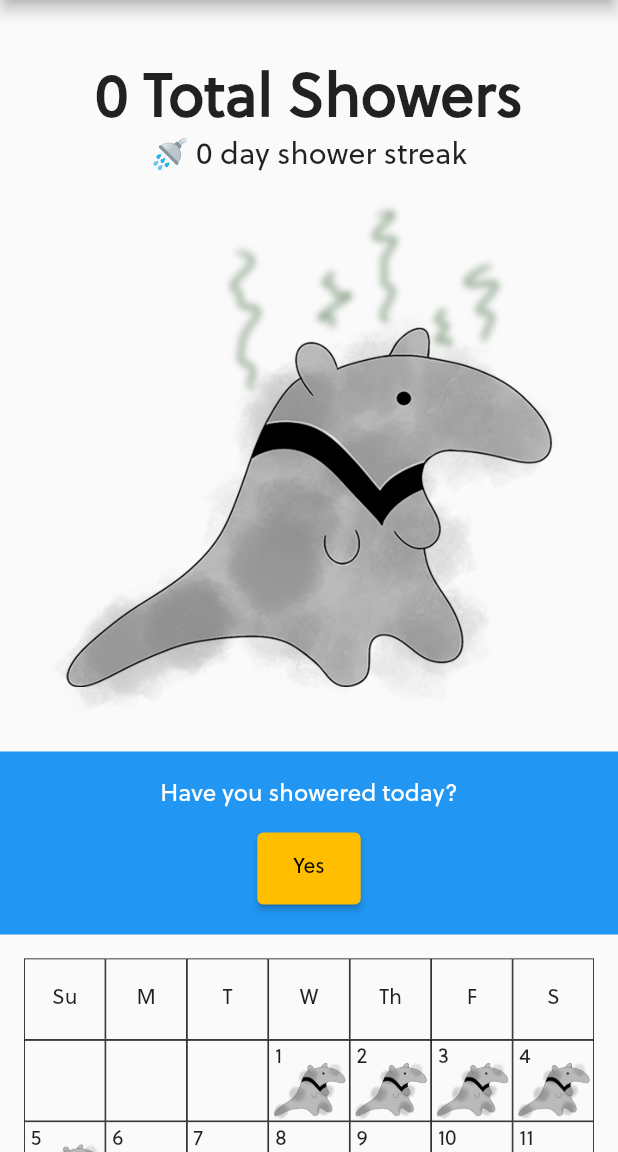
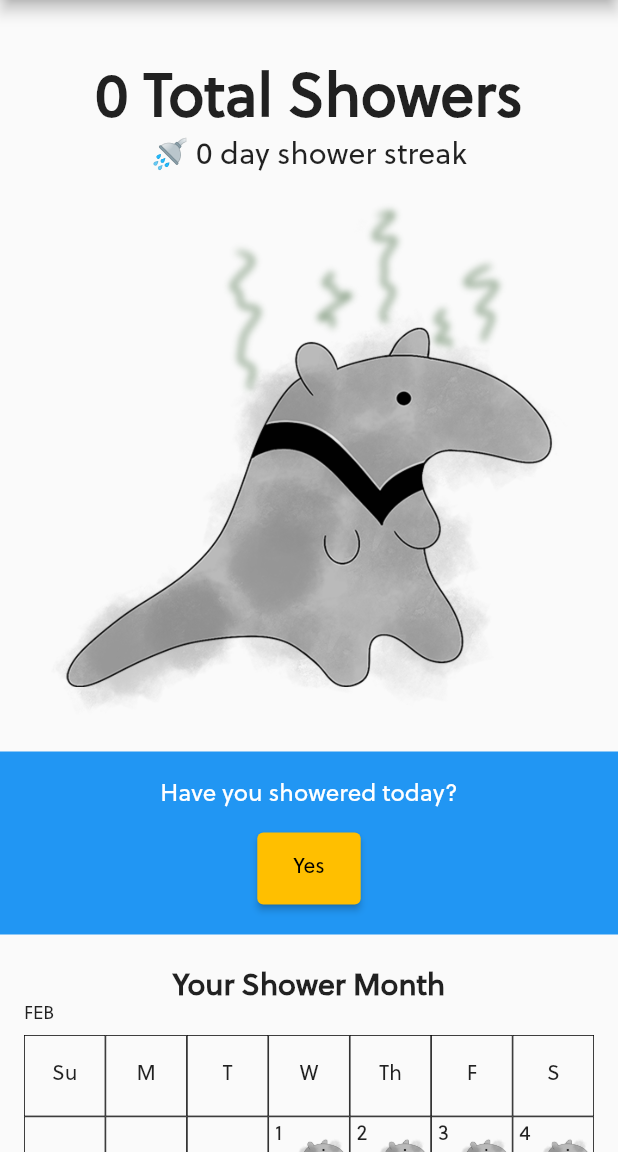
Before and after one commit to sharonm6/zotShowers, a Flutter app: the screen it shows after launch, on a phone screen of 412 x 824 dp, the part 84-1236 px from its top. Run offline on Flutter 3.47's test engine with Material 2 defaults, Android fonts, the light colour scheme and no system bars; our stand-ins replace equatable, flutter_bloc, go_router.

Commit message:
Add month and header for calendar

```diff
--- a/lib/shower_calendar.dart
+++ b/lib/shower_calendar.dart
@@ -2,7 +2,6 @@ import 'package:flutter/material.dart';
 
 import 'logic.dart';
 
-// TO DO: needs name of month and borders around calendar, fix grabbing of image
 // Shows the showering calendar
 class ShowerCalendar extends StatelessWidget {
   final UserData data;
@@ -65,7 +64,24 @@ class ShowerCalendar extends StatelessWidget {
       },
     );
 
-    return GridView.count(
+    return Column(
+      mainAxisSize: MainAxisSize.min,
+      crossAxisAlignment: CrossAxisAlignment.start,
+      children: [
+        const SizedBox(height: 8),
+        const Center(
+          child: Text(
+            "Your Shower Month",
+            style: TextStyle(fontSize: 20, fontWeight: FontWeight.bold),
+          ),
+        ),
+        // const SizedBox(height: 8),
+        const Text(
+          "FEB",
+          style: TextStyle(fontSize: 12),
+        ),
+        const SizedBox(height: 8),
+        GridView.count(
           crossAxisCount: 7,
           shrinkWrap: true,
           physics: const NeverScrollableScrollPhysics(),
@@ -78,6 +94,8 @@ class ShowerCalendar extends StatelessWidget {
                     child: w,
                   ))
               .toList(),
+        ),
+      ],
     );
   }
 }
```
Lines whose indentation alone changed are shown as unchanged.
